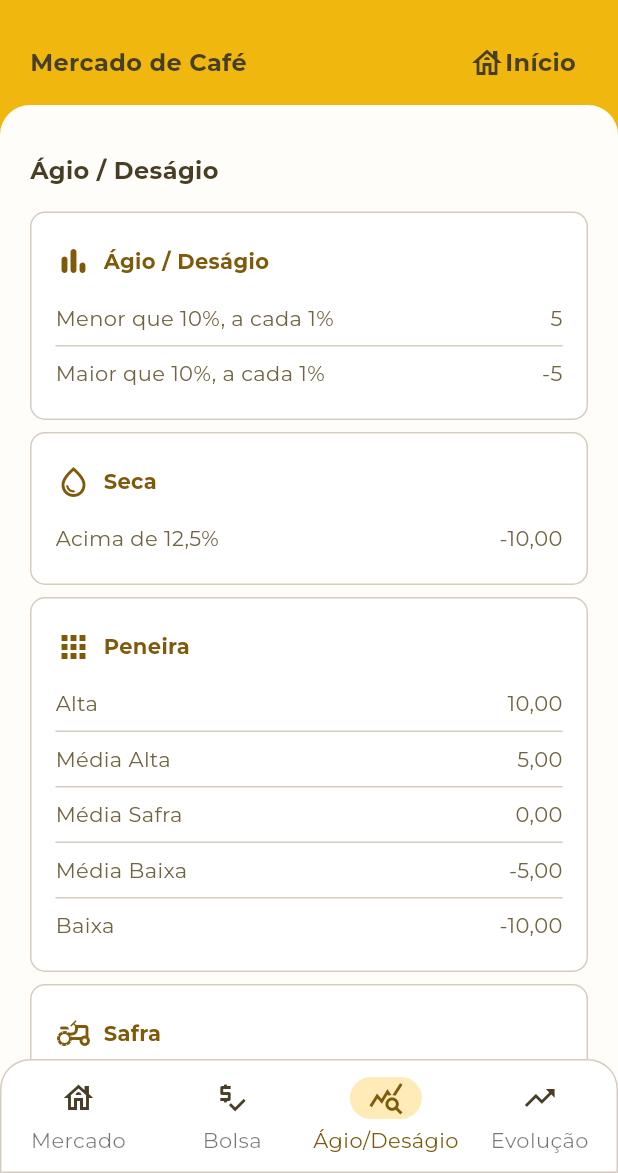
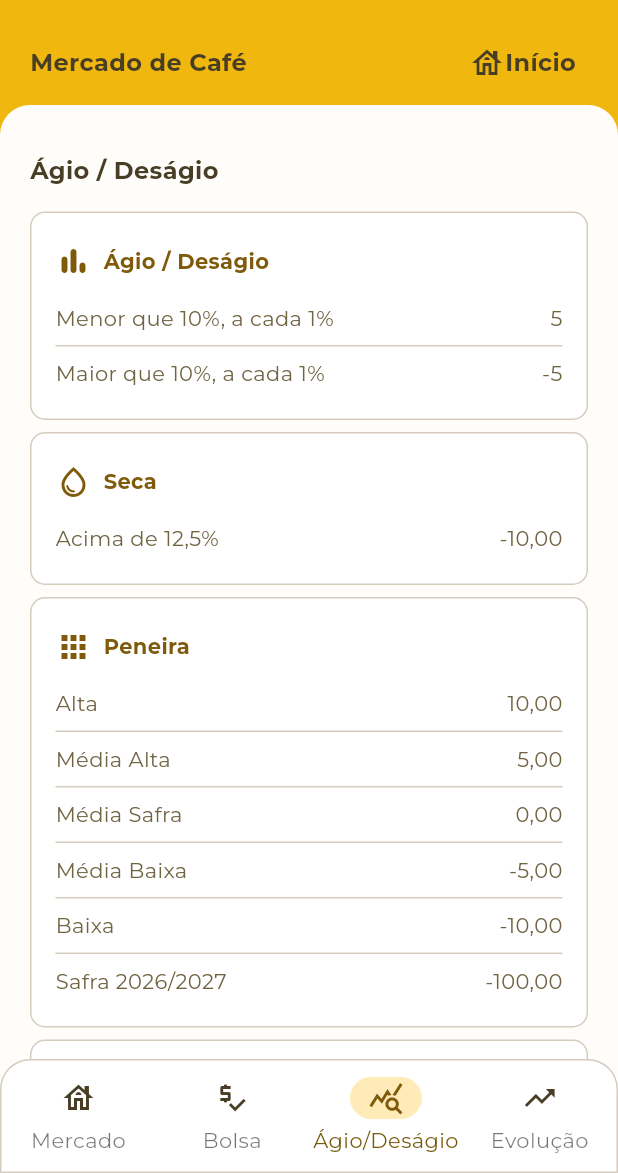
Before and after one commit to DevCocatrel/portalcooperadoIos, a Flutter app: the CoffeeExplanationPage screen opened by its route, on a phone screen of 412 x 824 dp, the part 63-1236 px from its top. Run offline on Flutter 3.47's test engine with Material 3 defaults, Android fonts, the phone set to English and light mode, and no system bars; our stand-ins replace currency_text_input_formatter, device_info_plus, dio, dropdown_search, easy_stepper, either_dart and 9 more; missing offline and left inert: app_version_update, cnpj_cpf_formatter_nullsafety, file_saver, flutter_pdfview; accounts and stored records are empty; network calls fail.

Commit message:
Carga inicial

```diff
--- a/lib/pages/coffee_market/explanation/coffee_explanation_page.dart
+++ b/lib/pages/coffee_market/explanation/coffee_explanation_page.dart
@@ -100,6 +100,10 @@ class _CoffeeExplanationPageState extends State<CoffeeExplanationPage> {
                       _Value(
                         label: "Baixa",
                         value: "-10,00",
+                      ),
+                      _Value(
+                        label: "Safra 2026/2027",
+                        value: "-100,00",
                       ),
                     ],
                   ),
--- a/pubspec.yaml
+++ b/pubspec.yaml
@@ -16,7 +16,7 @@ publish_to: "none" # Remove this line if you wish to publish to pub.dev
 # https://developer.apple.com/library/archive/documentation/General/Reference/InfoPlistKeyReference/Articles/CoreFoundationKeys.html
 # In Windows, build-name is used as the major, minor, and patch parts
 # of the product and file versions while build-number is used as the build suffix.
-version: 1.1.12+24
+version: 1.1.13+27
 
 environment:
   sdk: ^3.5.3
```
Also changed, not shown: pubspec.lock.
